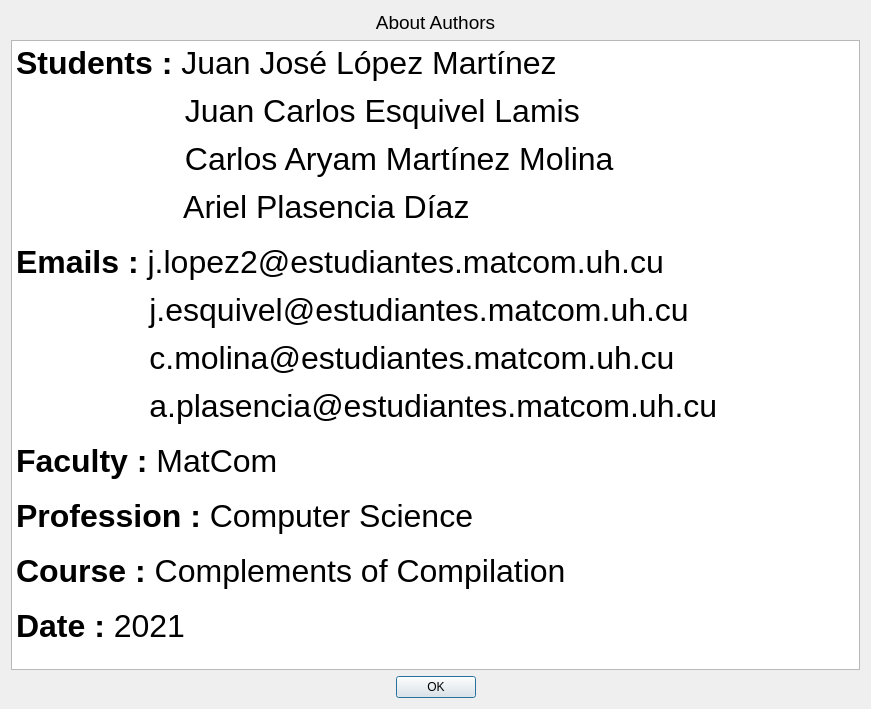
Above: src/uis/about_authors.ui from matcom/cool-compiler-2021 before the change. Below: the same form after it.
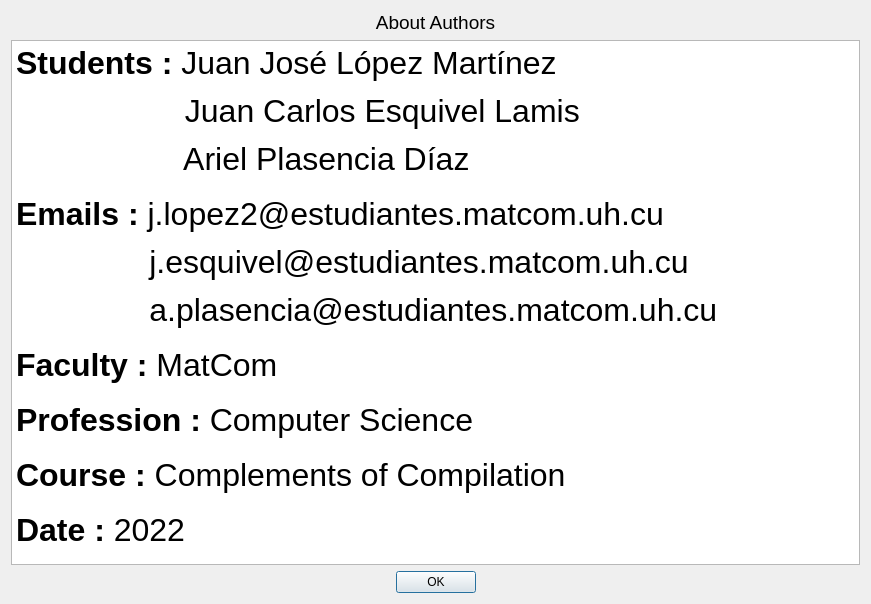
That is the form after the change. Icons and pictures are not drawn.

Commit message: update abouth authors window of the app desktop

Diff of the .ui file:
```diff
--- a/src/uis/about_authors.ui
+++ b/src/uis/about_authors.ui
@@ -7,7 +7,7 @@
     <x>0</x>
     <y>0</y>
     <width>871</width>
-    <height>709</height>
+    <height>604</height>
    </rect>
   </property>
   <property name="windowTitle">
@@ -42,16 +42,12 @@
 &lt;p style=&quot; margin-top:0px; margin-bottom:0px; margin-left:0px; margin-right:0px; -qt-block-indent:0; text-indent:0px;&quot;&gt;&lt;span style=&quot; font-size:7pt;&quot;&gt; &lt;/span&gt;&lt;/p&gt;
 &lt;p style=&quot; margin-top:0px; margin-bottom:0px; margin-left:0px; margin-right:0px; -qt-block-indent:0; text-indent:0px;&quot;&gt;&lt;span style=&quot; font-family:'MS Shell Dlg 2'; font-size:24pt; color:#000000;&quot;&gt;                   Juan Carlos Esquivel Lamis&lt;/span&gt;&lt;/p&gt;
 &lt;p style=&quot; margin-top:0px; margin-bottom:0px; margin-left:0px; margin-right:0px; -qt-block-indent:0; text-indent:0px;&quot;&gt;&lt;span style=&quot; font-family:'MS Shell Dlg 2'; font-size:7pt; color:#000000;&quot;&gt; &lt;/span&gt;&lt;/p&gt;
-&lt;p style=&quot; margin-top:0px; margin-bottom:0px; margin-left:0px; margin-right:0px; -qt-block-indent:0; text-indent:0px;&quot;&gt;&lt;span style=&quot; font-family:'MS Shell Dlg 2'; font-size:24pt; color:#000000;&quot;&gt;                   Carlos Aryam Martínez Molina&lt;/span&gt;&lt;/p&gt;
-&lt;p style=&quot; margin-top:0px; margin-bottom:0px; margin-left:0px; margin-right:0px; -qt-block-indent:0; text-indent:0px;&quot;&gt;&lt;span style=&quot; font-size:7pt;&quot;&gt; &lt;/span&gt;&lt;/p&gt;
 &lt;p style=&quot; margin-top:0px; margin-bottom:0px; margin-left:0px; margin-right:0px; -qt-block-indent:0; text-indent:0px;&quot;&gt;&lt;span style=&quot; font-family:'MS Shell Dlg 2'; font-size:24pt; color:#000000;&quot;&gt;                   Ariel Plasencia Díaz&lt;/span&gt;&lt;/p&gt;
 &lt;p style=&quot; margin-top:0px; margin-bottom:0px; margin-left:0px; margin-right:0px; -qt-block-indent:0; text-indent:0px;&quot;&gt;&lt;span style=&quot; font-family:'MS Shell Dlg 2'; font-size:6pt; color:#005500;&quot;&gt; &lt;/span&gt;&lt;span style=&quot; font-family:'MS Shell Dlg 2'; color:#005500;&quot;&gt; &lt;/span&gt;&lt;/p&gt;
 &lt;p style=&quot; margin-top:0px; margin-bottom:0px; margin-left:0px; margin-right:0px; -qt-block-indent:0; text-indent:0px;&quot;&gt;&lt;span style=&quot; font-family:'MS Shell Dlg 2'; font-size:24pt; font-weight:600; color:#000000;&quot;&gt;Emails :&lt;/span&gt;&lt;span style=&quot; font-family:'MS Shell Dlg 2'; font-size:24pt; color:#000000;&quot;&gt; j.lopez2@estudiantes.matcom.uh.cu&lt;/span&gt;&lt;/p&gt;
 &lt;p style=&quot; margin-top:0px; margin-bottom:0px; margin-left:0px; margin-right:0px; -qt-block-indent:0; text-indent:0px;&quot;&gt;&lt;span style=&quot; font-family:'MS Shell Dlg 2'; font-size:7pt; color:#000000;&quot;&gt; &lt;/span&gt;&lt;/p&gt;
 &lt;p style=&quot; margin-top:0px; margin-bottom:0px; margin-left:0px; margin-right:0px; -qt-block-indent:0; text-indent:0px;&quot;&gt;&lt;span style=&quot; font-family:'MS Shell Dlg 2'; font-size:24pt; color:#000000;&quot;&gt;               j.esquivel@estudiantes.matcom.uh.cu&lt;/span&gt;&lt;/p&gt;
 &lt;p style=&quot; margin-top:0px; margin-bottom:0px; margin-left:0px; margin-right:0px; -qt-block-indent:0; text-indent:0px;&quot;&gt;&lt;span style=&quot; font-family:'MS Shell Dlg 2'; font-size:7pt; color:#000000;&quot;&gt; &lt;/span&gt;&lt;/p&gt;
-&lt;p style=&quot; margin-top:0px; margin-bottom:0px; margin-left:0px; margin-right:0px; -qt-block-indent:0; text-indent:0px;&quot;&gt;&lt;span style=&quot; font-family:'MS Shell Dlg 2'; font-size:24pt; color:#000000;&quot;&gt;               c.molina@estudiantes.matcom.uh.cu&lt;/span&gt;&lt;/p&gt;
-&lt;p style=&quot; margin-top:0px; margin-bottom:0px; margin-left:0px; margin-right:0px; -qt-block-indent:0; text-indent:0px;&quot;&gt;&lt;span style=&quot; font-family:'MS Shell Dlg 2'; font-size:7pt; color:#000000;&quot;&gt; &lt;/span&gt;&lt;/p&gt;
 &lt;p style=&quot; margin-top:0px; margin-bottom:0px; margin-left:0px; margin-right:0px; -qt-block-indent:0; text-indent:0px;&quot;&gt;&lt;span style=&quot; font-family:'MS Shell Dlg 2'; font-size:24pt; color:#000000;&quot;&gt;               a.plasencia@estudiantes.matcom.uh.cu&lt;/span&gt;&lt;/p&gt;
 &lt;p style=&quot; margin-top:0px; margin-bottom:0px; margin-left:0px; margin-right:0px; -qt-block-indent:0; text-indent:0px;&quot;&gt;&lt;span style=&quot; font-family:'MS Shell Dlg 2'; font-size:6pt; color:#005500;&quot;&gt; &lt;/span&gt;&lt;span style=&quot; font-family:'MS Shell Dlg 2'; color:#005500;&quot;&gt; &lt;/span&gt;&lt;/p&gt;
 &lt;p style=&quot; margin-top:0px; margin-bottom:0px; margin-left:0px; margin-right:0px; -qt-block-indent:0; text-indent:0px;&quot;&gt;&lt;span style=&quot; font-family:'MS Shell Dlg 2'; font-size:24pt; font-weight:600; color:#000000;&quot;&gt;Faculty :&lt;/span&gt;&lt;span style=&quot; font-family:'MS Shell Dlg 2'; font-size:24pt; color:#000000;&quot;&gt; MatCom&lt;/span&gt;&lt;/p&gt;
@@ -60,7 +56,7 @@
 &lt;p style=&quot; margin-top:0px; margin-bottom:0px; margin-left:0px; margin-right:0px; -qt-block-indent:0; text-indent:0px;&quot;&gt;&lt;span style=&quot; font-family:'MS Shell Dlg 2'; font-size:6pt; color:#005500;&quot;&gt; &lt;/span&gt;&lt;span style=&quot; font-family:'MS Shell Dlg 2'; color:#005500;&quot;&gt; &lt;/span&gt;&lt;/p&gt;
 &lt;p style=&quot; margin-top:0px; margin-bottom:0px; margin-left:0px; margin-right:0px; -qt-block-indent:0; text-indent:0px;&quot;&gt;&lt;span style=&quot; font-family:'MS Shell Dlg 2'; font-size:24pt; font-weight:600; color:#000000;&quot;&gt;Course :&lt;/span&gt;&lt;span style=&quot; font-family:'MS Shell Dlg 2'; font-size:24pt; color:#000000;&quot;&gt; Complements of Compilation&lt;/span&gt;&lt;/p&gt;
 &lt;p style=&quot; margin-top:0px; margin-bottom:0px; margin-left:0px; margin-right:0px; -qt-block-indent:0; text-indent:0px;&quot;&gt;&lt;span style=&quot; font-family:'MS Shell Dlg 2'; font-size:6pt; color:#005500;&quot;&gt; &lt;/span&gt;&lt;span style=&quot; font-family:'MS Shell Dlg 2'; color:#005500;&quot;&gt; &lt;/span&gt;&lt;/p&gt;
-&lt;p style=&quot; margin-top:0px; margin-bottom:0px; margin-left:0px; margin-right:0px; -qt-block-indent:0; text-indent:0px;&quot;&gt;&lt;span style=&quot; font-family:'MS Shell Dlg 2'; font-size:24pt; font-weight:600; color:#000000;&quot;&gt;Date :&lt;/span&gt;&lt;span style=&quot; font-family:'MS Shell Dlg 2'; font-size:24pt; color:#005500;&quot;&gt; &lt;/span&gt;&lt;span style=&quot; font-family:'MS Shell Dlg 2'; font-size:24pt; color:#000000;&quot;&gt;2021&lt;/span&gt;&lt;/p&gt;&lt;/body&gt;&lt;/html&gt;</string>
+&lt;p style=&quot; margin-top:0px; margin-bottom:0px; margin-left:0px; margin-right:0px; -qt-block-indent:0; text-indent:0px;&quot;&gt;&lt;span style=&quot; font-family:'MS Shell Dlg 2'; font-size:24pt; font-weight:600; color:#000000;&quot;&gt;Date :&lt;/span&gt;&lt;span style=&quot; font-family:'MS Shell Dlg 2'; font-size:24pt; color:#005500;&quot;&gt; &lt;/span&gt;&lt;span style=&quot; font-family:'MS Shell Dlg 2'; font-size:24pt; color:#000000;&quot;&gt;2022&lt;/span&gt;&lt;/p&gt;&lt;/body&gt;&lt;/html&gt;</string>
      </property>
     </widget>
    </item>
```
The commit also changes 1 other file.
